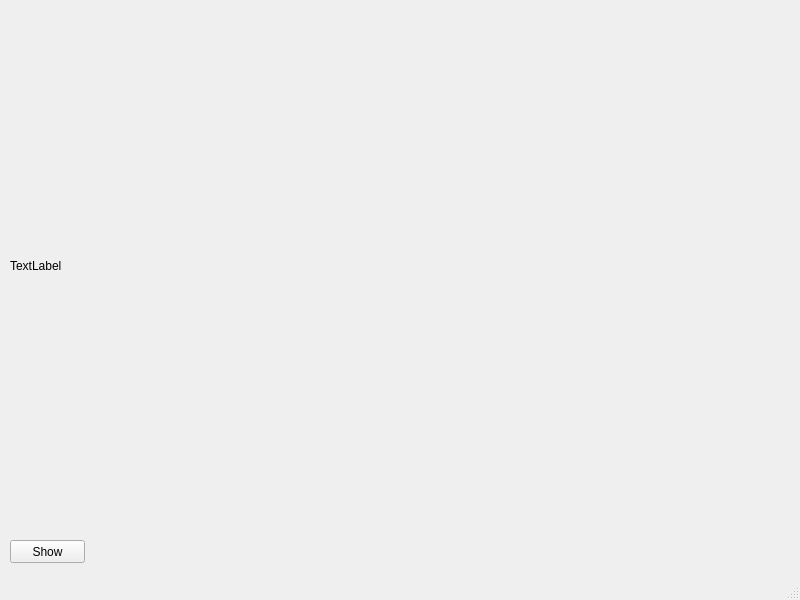
Before: the Qt Designer form python/gui/img_view_gui.ui in slaash/scripts, drawn with Qt 5.
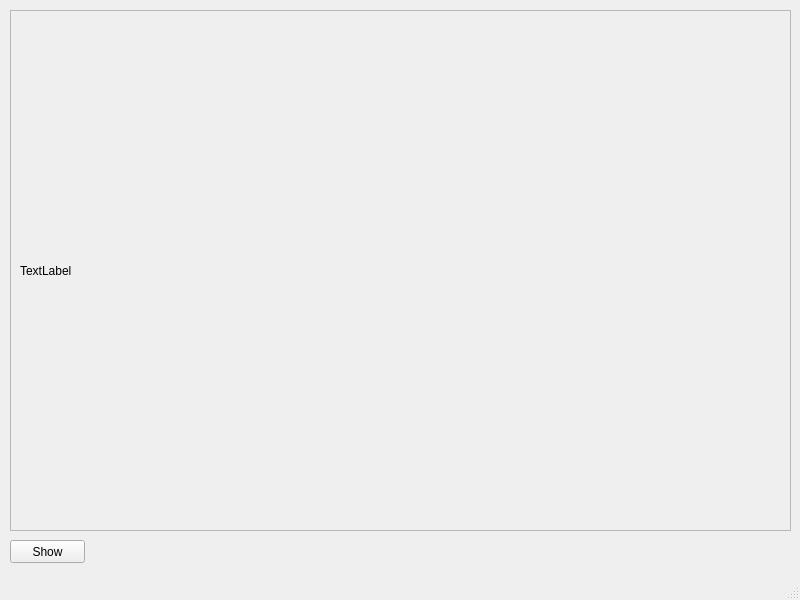
After: the same form once the commit is applied.

Patch:
```diff
--- a/python/gui/img_view_gui.ui
+++ b/python/gui/img_view_gui.ui
@@ -27,18 +27,40 @@
      <string>Show</string>
     </property>
    </widget>
-   <widget class="QLabel" name="label">
+   <widget class="QFrame" name="frame">
     <property name="geometry">
      <rect>
       <x>10</x>
       <y>10</y>
-      <width>771</width>
-      <height>511</height>
+      <width>781</width>
+      <height>521</height>
      </rect>
     </property>
-    <property name="text">
-     <string>TextLabel</string>
+    <property name="frameShape">
+     <enum>QFrame::StyledPanel</enum>
     </property>
+    <property name="frameShadow">
+     <enum>QFrame::Raised</enum>
+    </property>
+    <widget class="QLabel" name="label">
+     <property name="geometry">
+      <rect>
+       <x>10</x>
+       <y>10</y>
+       <width>761</width>
+       <height>501</height>
+      </rect>
+     </property>
+     <property name="minimumSize">
+      <size>
+       <width>501</width>
+       <height>0</height>
+      </size>
+     </property>
+     <property name="text">
+      <string>TextLabel</string>
+     </property>
+    </widget>
    </widget>
   </widget>
   <widget class="QMenuBar" name="menubar">
```
Left out of the diff: 2 changed lines with no effect on the pictures.
